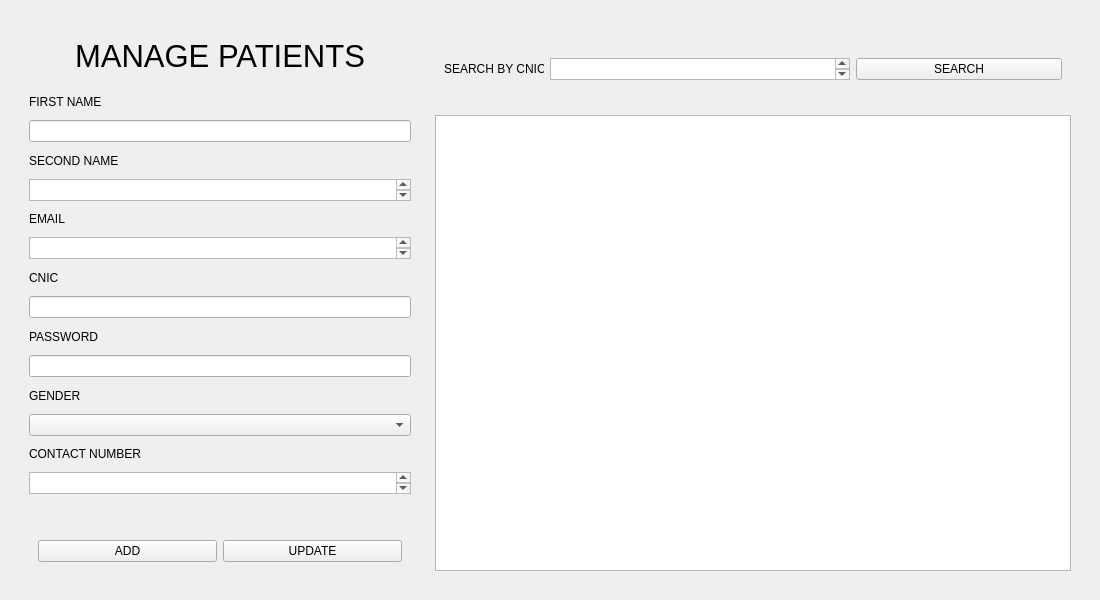
This is backend/ui/admin/admin_patient_manage.ui in MZaidNaeem/hospital_management_system as Qt 5 draws it before an edit. The edited form follows.
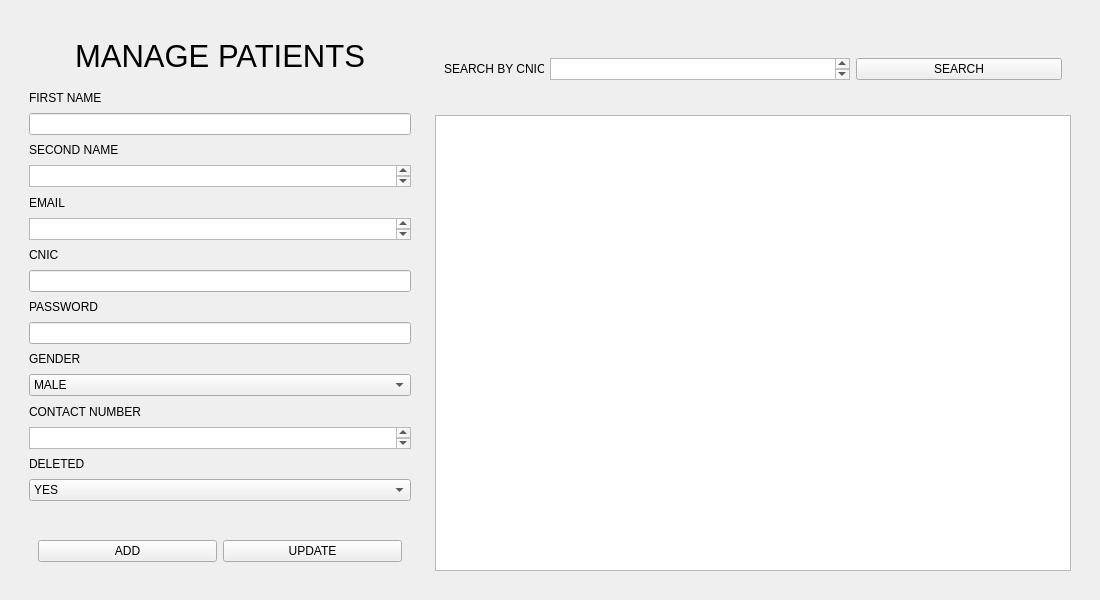
This is the edited form.

Commit message: admin patient completed

The edit to the form file:
```diff
--- a/backend/ui/admin/admin_patient_manage.ui
+++ b/backend/ui/admin/admin_patient_manage.ui
@@ -131,7 +131,18 @@
             </widget>
            </item>
            <item>
-            <widget class="QComboBox" name="patient_gender_dropbox"/>
+            <widget class="QComboBox" name="patient_gender_dropbox">
+             <item>
+              <property name="text">
+               <string>MALE</string>
+              </property>
+             </item>
+             <item>
+              <property name="text">
+               <string>FEMALE</string>
+              </property>
+             </item>
+            </widget>
            </item>
            <item>
             <widget class="QLabel" name="patient_contact_label">
@@ -150,6 +161,27 @@
              </property>
             </widget>
            </item>
+           <item>
+            <widget class="QLabel" name="patient_delete_label">
+             <property name="text">
+              <string>DELETED</string>
+             </property>
+            </widget>
+           </item>
+           <item>
+            <widget class="QComboBox" name="patient_delete_dropbox">
+             <item>
+              <property name="text">
+               <string>YES</string>
+              </property>
+             </item>
+             <item>
+              <property name="text">
+               <string>NO</string>
+              </property>
+             </item>
+            </widget>
+           </item>
            <item>
             <widget class="QLabel" name="patient_message_label">
              <property name="text">
```
The commit also changes 8 other files.
